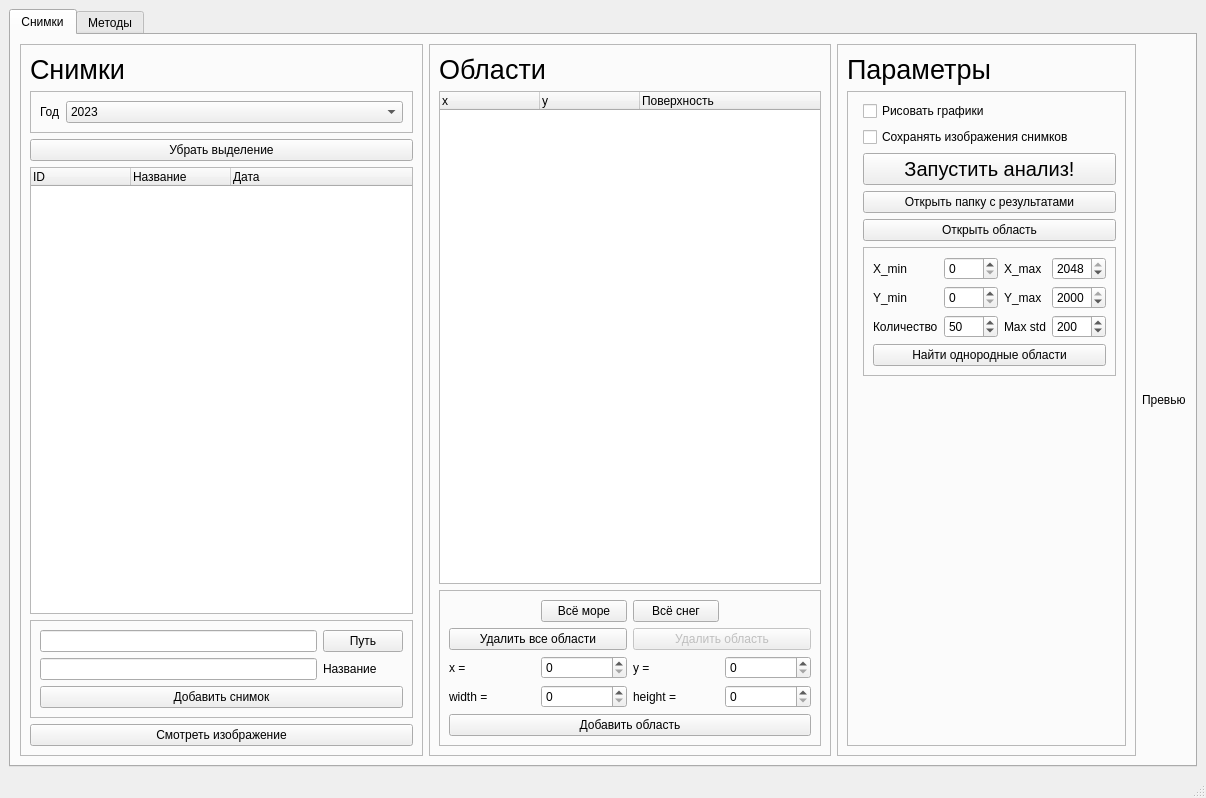
Above: UI/main_window.ui from Limuranius/FY3D-image-analyzer before the change. Below: the same form after it.
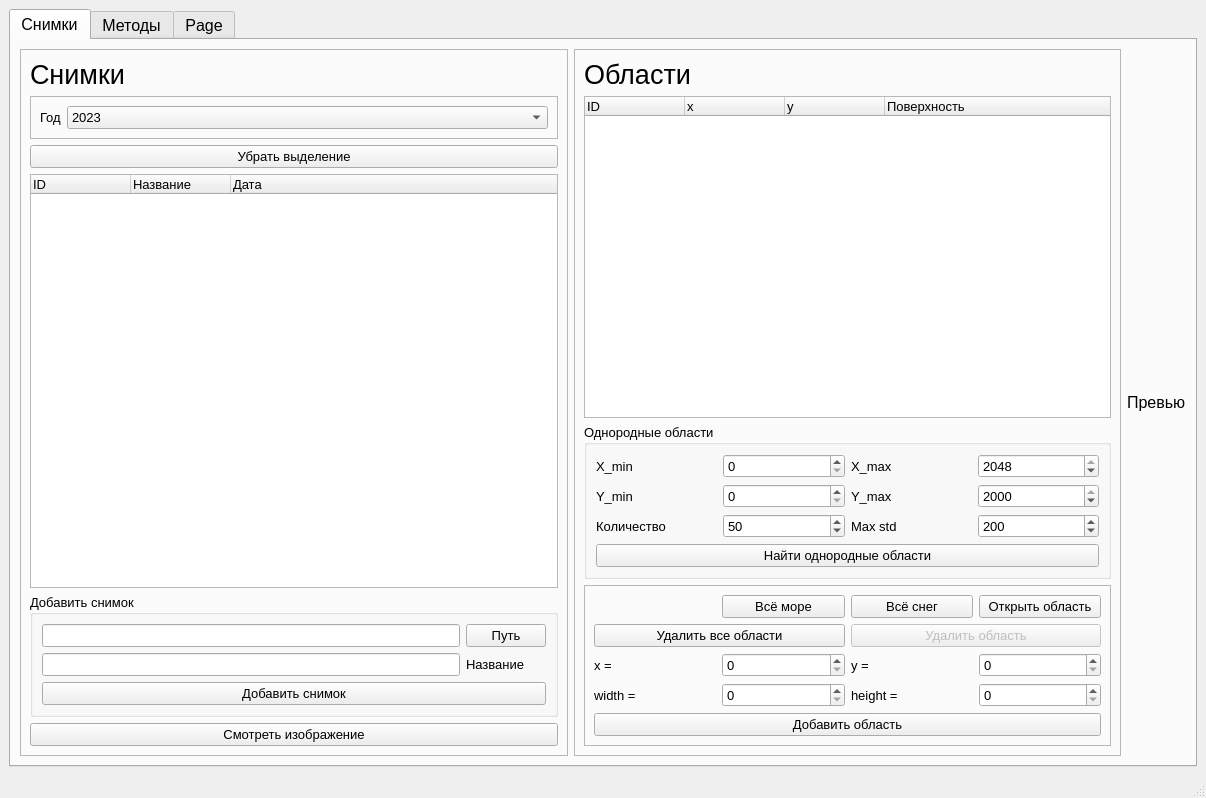
That is the form after the change. Custom widgets are drawn as their Qt base class.

The edit to the form file:
```diff
--- a/UI/main_window.ui
+++ b/UI/main_window.ui
@@ -17,6 +17,11 @@
    <layout class="QHBoxLayout" name="horizontalLayout">
     <item>
      <widget class="QTabWidget" name="tabWidget">
+      <property name="font">
+       <font>
+        <pointsize>12</pointsize>
+       </font>
+      </property>
       <property name="currentIndex">
        <number>0</number>
       </property>
@@ -27,6 +32,11 @@
        <layout class="QHBoxLayout" name="horizontalLayout_2">
         <item>
          <widget class="QFrame" name="frame">
+          <property name="font">
+           <font>
+            <pointsize>10</pointsize>
+           </font>
+          </property>
           <property name="frameShape">
            <enum>QFrame::StyledPanel</enum>
           </property>
@@ -121,12 +131,9 @@
             </widget>
            </item>
            <item>
-            <widget class="QFrame" name="frame_9">
-             <property name="frameShape">
-              <enum>QFrame::StyledPanel</enum>
-             </property>
-             <property name="frameShadow">
-              <enum>QFrame::Raised</enum>
+            <widget class="QGroupBox" name="groupBox_9">
+             <property name="title">
+              <string>Добавить снимок</string>
              </property>
              <layout class="QGridLayout" name="gridLayout_2">
               <item row="0" column="1">
@@ -171,6 +178,11 @@
         </item>
         <item>
          <widget class="QFrame" name="frame_2">
+          <property name="font">
+           <font>
+            <pointsize>10</pointsize>
+           </font>
+          </property>
           <property name="frameShape">
            <enum>QFrame::StyledPanel</enum>
           </property>
@@ -192,6 +204,11 @@
            </item>
            <item>
             <widget class="QTreeWidget" name="treeWidget_areas">
+             <column>
+              <property name="text">
+               <string>ID</string>
+              </property>
+             </column>
              <column>
               <property name="text">
                <string>x</string>
@@ -209,6 +226,118 @@
              </column>
             </widget>
            </item>
+           <item>
+            <widget class="QGroupBox" name="groupBox_10">
+             <property name="title">
+              <string>Однородные области</string>
+             </property>
+             <layout class="QGridLayout" name="gridLayout_3">
+              <item row="1" column="0">
+               <widget class="QLabel" name="label_14">
+                <property name="text">
+                 <string>Y_min</string>
+                </property>
+               </widget>
+              </item>
+              <item row="1" column="1">
+               <widget class="QSpinBox" name="spinBox_ymin">
+                <property name="maximum">
+                 <number>2000</number>
+                </property>
+               </widget>
+              </item>
+              <item row="0" column="1">
+               <widget class="QSpinBox" name="spinBox_xmin">
+                <property name="maximum">
+                 <number>2048</number>
+                </property>
+               </widget>
+              </item>
+              <item row="0" column="3">
+               <widget class="QSpinBox" name="spinBox_xmax">
+                <property name="maximum">
+                 <number>2048</number>
+                </property>
+                <property name="value">
+                 <number>2048</number>
+                </property>
+               </widget>
+              </item>
+              <item row="0" column="2">
+               <widget class="QLabel" name="label_13">
+                <property name="text">
+                 <string>X_max</string>
+                </property>
+               </widget>
+              </item>
+              <item row="3" column="0" colspan="4">
+               <widget class="QPushButton" name="pushButton_add_monotone_areas">
+                <property name="text">
+                 <string>Найти однородные области</string>
+                </property>
+               </widget>
+              </item>
+              <item row="0" column="0">
+               <widget class="QLabel" name="label_12">
+                <property name="text">
+                 <string>X_min</string>
+                </property>
+               </widget>
+              </item>
+              <item row="1" column="3">
+               <widget class="QSpinBox" name="spinBox_ymax">
+                <property name="maximum">
+                 <number>2000</number>
+                </property>
+                <property name="value">
+                 <number>2000</number>
+                </property>
+               </widget>
+              </item>
+              <item row="1" column="2">
+               <widget class="QLabel" name="label_15">
+                <property name="text">
+                 <string>Y_max</string>
+                </property>
+               </widget>
+              </item>
+              <item row="2" column="1">
+               <widget class="QSpinBox" name="spinBox_areas_count">
+                <property name="maximum">
+                 <number>2000</number>
+                </property>
+                <property name="value">
+                 <number>50</number>
+                </property>
+               </widget>
+              </item>
+              <item row="2" column="0">
+               <widget class="QLabel" name="label_16">
+                <property name="text">
+                 <string>Количество</string>
+                </property>
+               </widget>
+              </item>
+              <item row="2" column="3">
+               <widget class="QSpinBox" name="spinBox_max_std">
+                <property name="maximum">
+                 <number>2000</number>
+                </property>
+                <property name="value">
+                 <number>200</number>
+                </property>
+               </widget>
+              </item>
+              <item row="2" column="2">
+               <widget class="QLabel" name="label_18">
+                <property name="text">
+                 <string>Max std</string>
+                </property>
+               </widget>
+              </item>
+             </layout>
+            </widget>
+           </item>
            <item>
             <widget class="QFrame" name="frame_7">
              <property name="frameShape">
@@ -321,203 +450,13 @@
                 </property>
                </widget>
               </item>
-             </layout>
-            </widget>
-           </item>
-          </layout>
-         </widget>
-        </item>
-        <item>
-         <widget class="QFrame" name="frame_3">
-          <property name="frameShape">
-           <enum>QFrame::StyledPanel</enum>
-          </property>
-          <property name="frameShadow">
-           <enum>QFrame::Raised</enum>
-          </property>
-          <layout class="QVBoxLayout" name="verticalLayout_3">
-           <item>
-            <widget class="QLabel" name="label_4">
-             <property name="sizePolicy">
-              <sizepolicy hsizetype="Preferred" vsizetype="Fixed">
-               <horstretch>0</horstretch>
-               <verstretch>0</verstretch>
-              </sizepolicy>
-             </property>
-             <property name="font">
-              <font>
-               <pointsize>20</pointsize>
-              </font>
-             </property>
-             <property name="text">
-              <string>Параметры</string>
-             </property>
-            </widget>
-           </item>
-           <item>
-            <widget class="QFrame" name="frame_4">
-             <property name="frameShape">
-              <enum>QFrame::StyledPanel</enum>
-             </property>
-             <property name="frameShadow">
-              <enum>QFrame::Raised</enum>
-             </property>
-             <layout class="QFormLayout" name="formLayout">
-              <item row="0" column="1">
-               <widget class="QCheckBox" name="checkBox_draw_graphs">
-                <property name="text">
-                 <string>Рисовать графики</string>
-                </property>
-               </widget>
-              </item>
-              <item row="1" column="1">
-               <widget class="QCheckBox" name="checkBox_save_colored_image">
-                <property name="text">
-                 <string>Сохранять изображения снимков</string>
-                </property>
-               </widget>
-              </item>
-              <item row="2" column="1">
-               <widget class="QPushButton" name="pushButton_start">
-                <property name="font">
-                 <font>
-                  <pointsize>15</pointsize>
-                 </font>
-                </property>
-                <property name="text">
-                 <string>Запустить анализ!</string>
-                </property>
-               </widget>
-              </item>
-              <item row="4" column="1">
+              <item row="0" column="3">
                <widget class="QPushButton" name="pushButton_open_area">
                 <property name="text">
                  <string>Открыть область</string>
                 </property>
                </widget>
               </item>
-              <item row="6" column="1">
-               <widget class="QFrame" name="frame_10">
-                <property name="frameShape">
-                 <enum>QFrame::StyledPanel</enum>
-                </property>
-                <property name="frameShadow">
-                 <enum>QFrame::Raised</enum>
-                </property>
-                <layout class="QGridLayout" name="gridLayout_3">
-                 <item row="1" column="0">
-                  <widget class="QLabel" name="label_14">
-                   <property name="text">
-                    <string>Y_min</string>
-                   </property>
-                  </widget>
-                 </item>
-                 <item row="1" column="1">
-                  <widget class="QSpinBox" name="spinBox_ymin">
-                   <property name="maximum">
-                    <number>2000</number>
-                   </property>
-                  </widget>
-                 </item>
-                 <item row="0" column="1">
-                  <widget class="QSpinBox" name="spinBox_xmin">
-                   <property name="maximum">
-                    <number>2048</number>
-                   </property>
-                  </widget>
-                 </item>
-                 <item row="0" column="3">
-                  <widget class="QSpinBox" name="spinBox_xmax">
-                   <property name="maximum">
-                    <number>2048</number>
-                   </property>
-                   <property name="value">
-                    <number>2048</number>
-                   </property>
-                  </widget>
-                 </item>
-                 <item row="0" column="2">
-                  <widget class="QLabel" name="label_13">
-                   <property name="text">
-                    <string>X_max</string>
-                   </property>
-                  </widget>
-                 </item>
-                 <item row="3" column="0" colspan="4">
-                  <widget class="QPushButton" name="pushButton_add_monotone_areas">
-                   <property name="text">
-                    <string>Найти однородные области</string>
-                   </property>
-                  </widget>
-                 </item>
-                 <item row="0" column="0">
-                  <widget class="QLabel" name="label_12">
-                   <property name="text">
-                    <string>X_min</string>
-                   </property>
-                  </widget>
-                 </item>
-                 <item row="1" column="3">
-                  <widget class="QSpinBox" name="spinBox_ymax">
-                   <property name="maximum">
-                    <number>2000</number>
-                   </property>
-                   <property name="value">
-                    <number>2000</number>
-                   </property>
-                  </widget>
-                 </item>
-                 <item row="1" column="2">
-                  <widget class="QLabel" name="label_15">
-                   <property name="text">
-                    <string>Y_max</string>
-                   </property>
-                  </widget>
-                 </item>
-                 <item row="2" column="1">
-                  <widget class="QSpinBox" name="spinBox_areas_count">
-                   <property name="maximum">
-                    <number>2000</number>
-                   </property>
-                   <property name="value">
-                    <number>50</number>
-                   </property>
-                  </widget>
-                 </item>
-                 <item row="2" column="0">
-                  <widget class="QLabel" name="label_16">
-                   <property name="text">
-                    <string>Количество</string>
-                   </property>
-                  </widget>
-                 </item>
-                 <item row="2" column="3">
-                  <widget class="QSpinBox" name="spinBox_max_std">
-                   <property name="maximum">
-                    <number>2000</number>
-                   </property>
-                   <property name="value">
-                    <number>200</number>
-                   </property>
-                  </widget>
-                 </item>
-                 <item row="2" column="2">
-                  <widget class="QLabel" name="label_18">
-                   <property name="text">
-                    <string>Max std</string>
-                   </property>
-                  </widget>
-                 </item>
-                </layout>
-               </widget>
-              </item>
-              <item row="3" column="1">
-               <widget class="QPushButton" name="pushButton_open_results_folder">
-                <property name="text">
-                 <string>Открыть папку с результатами</string>
-                </property>
-               </widget>
-              </item>
              </layout>
             </widget>
            </item>
@@ -545,6 +484,121 @@
        </attribute>
        <layout class="QHBoxLayout" name="horizontalLayout_3">
         <item>
+         <widget class="QFrame" name="frame_12">
+          <property name="frameShape">
+           <enum>QFrame::StyledPanel</enum>
+          </property>
+          <property name="frameShadow">
+           <enum>QFrame::Raised</enum>
+          </property>
+          <layout class="QVBoxLayout" name="verticalLayout_7">
+           <item>
+            <widget class="QLabel" name="label_19">
+             <property name="font">
+              <font>
+               <pointsize>20</pointsize>
+              </font>
+             </property>
+             <property name="text">
+              <string>Методы анализа</string>
+             </property>
+            </widget>
+           </item>
+           <item>
+            <widget class="QListWidget" name="listWidget_tasks_database"/>
+           </item>
+          </layout>
+         </widget>
+        </item>
+        <item>
+         <widget class="QGroupBox" name="groupBox">
+          <property name="sizePolicy">
+           <sizepolicy hsizetype="Preferred" vsizetype="Fixed">
+            <horstretch>0</horstretch>
+            <verstretch>0</verstretch>
+           </sizepolicy>
+          </property>
+          <property name="font">
+           <font>
+            <pointsize>12</pointsize>
+           </font>
+          </property>
+          <property name="title">
+           <string>Параметры анализа</string>
+          </property>
+          <layout class="QGridLayout" name="gridLayout_4">
+           <item row="2" column="0">
+            <widget class="QComboBox" name="comboBox">
+             <item>
+              <property name="text">
+               <string>Зеркало 1</string>
+              </property>
+             </item>
+             <item>
+              <property name="text">
+               <string>Зеркало 2</string>
+              </property>
+             </item>
+            </widget>
+           </item>
+           <item row="2" column="1">
+            <widget class="QComboBox" name="comboBox_2">
+             <item>
+              <property name="text">
+               <string>Вода</string>
+              </property>
+             </item>
+             <item>
+              <property name="text">
+               <string>Лёд</string>
+              </property>
+             </item>
+            </widget>
+           </item>
+           <item row="1" column="0" colspan="2">
+            <widget class="QCheckBox" name="checkBox_save_colored_image">
+             <property name="text">
+              <string>Сохранять изображения снимков</string>
+             </property>
+            </widget>
+           </item>
+           <item row="0" column="0" colspan="2">
+            <widget class="QCheckBox" name="checkBox_draw_graphs">
+             <property name="text">
+              <string>Рисовать графики</string>
+             </property>
+            </widget>
+           </item>
+           <item row="3" column="0" colspan="2">
+            <widget class="QPushButton" name="pushButton_start">
+             <property name="font">
+              <font>
+               <pointsize>15</pointsize>
+              </font>
+             </property>
+             <property name="text">
+              <string>Запустить анализ!</string>
+             </property>
+            </widget>
+           </item>
+           <item row="4" column="0" colspan="2">
+            <widget class="QPushButton" name="pushButton_open_results_folder">
+             <property name="text">
+              <string>Открыть папку с результатами</string>
+             </property>
+            </widget>
+           </item>
+          </layout>
+         </widget>
+        </item>
+       </layout>
+      </widget>
+      <widget class="QWidget" name="tab_3">
+       <attribute name="title">
+        <string>Page</string>
+       </attribute>
+       <layout class="QHBoxLayout" name="horizontalLayout_4">
+        <item>
          <widget class="QFrame" name="frame_6">
           <property name="frameShape">
            <enum>QFrame::StyledPanel</enum>
```
Left out of the diff: 27 changed lines with no effect on the pictures.
